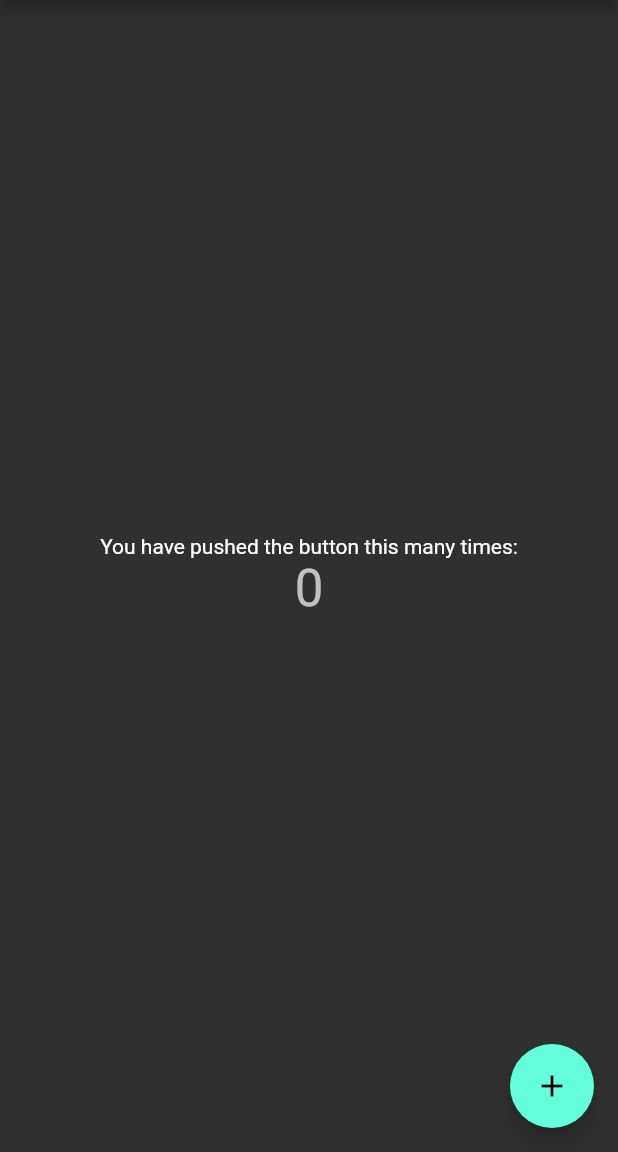
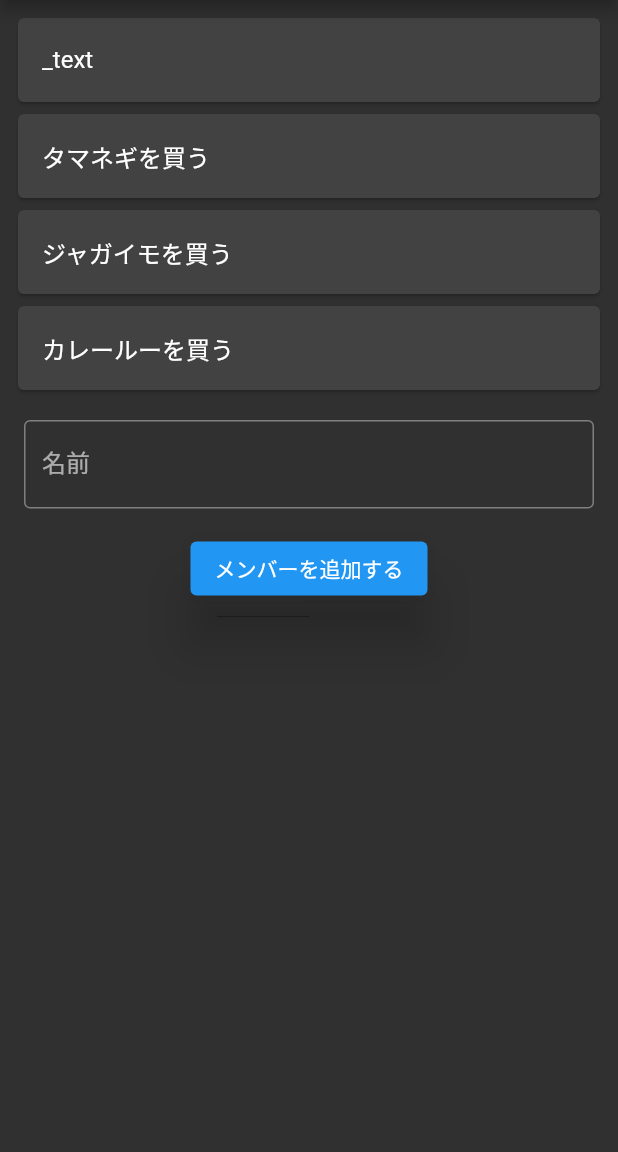
Before and after one commit to chiaki-62/ScoreCalculator, a Flutter app: the screen it shows after launch, on a phone screen of 412 x 824 dp, the part 84-1236 px from its top. Run offline on Flutter 3.47's test engine with Material 2 defaults, Android fonts, the phone set to English and light mode, and no system bars.

Commit message:
入力フォームの実装

```diff
--- a/lib/main.dart
+++ b/lib/main.dart
@@ -7,7 +7,6 @@ void main() {
 class MyApp extends StatelessWidget {
   const MyApp({super.key});
 
-  // This widget is the root of your application.
   @override
   Widget build(BuildContext context) {
     return MaterialApp(
@@ -22,15 +21,6 @@ class MyApp extends StatelessWidget {
 class MyHomePage extends StatefulWidget {
   const MyHomePage({super.key, required this.title});
 
-  // This widget is the home page of your application. It is stateful, meaning
-  // that it has a State object (defined below) that contains fields that affect
-  // how it looks.
-
-  // This class is the configuration for the state. It holds the values (in this
-  // case the title) provided by the parent (in this case the App widget) and
-  // used by the build method of the State. Fields in a Widget subclass are
-  // always marked "final".
-
   final String title;
 
   @override
@@ -38,68 +28,73 @@ class MyHomePage extends StatefulWidget {
 }
 
 class _MyHomePageState extends State<MyHomePage> {
-  int _counter = 0;
+  String _text = '';
 
-  void _incrementCounter() {
-    setState(() {
-      // This call to setState tells the Flutter framework that something has
-      // changed in this State, which causes it to rerun the build method below
-      // so that the display can reflect the updated values. If we changed
-      // _counter without calling setState(), then the build method would not be
-      // called again, and so nothing would appear to happen.
-      _counter++;
-    });
+  _addName(text) {
+    debugPrint(text);
   }
 
   @override
   Widget build(BuildContext context) {
-    // This method is rerun every time setState is called, for instance as done
-    // by the _incrementCounter method above.
-    //
-    // The Flutter framework has been optimized to make rerunning build methods
-    // fast, so that you can just rebuild anything that needs updating rather
-    // than having to individually change instances of widgets.
     return Scaffold(
       appBar: AppBar(
-        // Here we take the value from the MyHomePage object that was created by
-        // the App.build method, and use it to set our appbar title.
         title: Text(widget.title),
       ),
-      body: Center(
-        // Center is a layout widget. It takes a single child and positions it
-        // in the middle of the parent.
-        child: Column(
-          // Column is also a layout widget. It takes a list of children and
-          // arranges them vertically. By default, it sizes itself to fit its
-          // children horizontally, and tries to be as tall as its parent.
-          //
-          // Invoke "debug painting" (press "p" in the console, choose the
-          // "Toggle Debug Paint" action from the Flutter Inspector in Android
-          // Studio, or the "Toggle Debug Paint" command in Visual Studio Code)
-          // to see the wireframe for each widget.
-          //
-          // Column has various properties to control how it sizes itself and
-          // how it positions its children. Here we use mainAxisAlignment to
-          // center the children vertically; the main axis here is the vertical
-          // axis because Columns are vertical (the cross axis would be
-          // horizontal).
-          mainAxisAlignment: MainAxisAlignment.center,
-          children: <Widget>[
-            const Text(
-              'You have pushed the button this many times:',
+      body: Column(
+        children: <Widget>[
+          Container(
+            padding: const EdgeInsets.only(top:8,left:8,right:8),
+            child: Column(
+              children: const <Widget>[
+                Card(
+                  child: ListTile(
+                    title: Text('_text'),
+                  ),
+                ),
+                Card(
+                  child: ListTile(
+                    title: Text('タマネギを買う'),
+                  ),
+                ),
+                Card(
+                  child: ListTile(
+                    title: Text('ジャガイモを買う'),
+                  ),
+                ),
+                Card(
+                  child: ListTile(
+                    title: Text('カレールーを買う'),
+                  ),
+                ),
+              ],
             ),
-            Text(
-              '$_counter',
-              style: Theme.of(context).textTheme.headline4,
+          ),
+          Container(
+            padding: const EdgeInsets.only(top:16,left:16,right:16),
+            child : TextFormField(
+              onChanged: (value) {
+                _text = value;
+              },
+              decoration: const InputDecoration(
+                labelText: '名前',
+                border: OutlineInputBorder(),
+              ),
             ),
-          ],
-        ),
+          ),
+          Container(
+            padding: const EdgeInsets.all(16),
+            child : ElevatedButton(
+              onPressed: () {
+                _addName(_text);
+              },
+              style: ElevatedButton.styleFrom(
+                elevation: 16,
+              ),
+              child: const Text('メンバーを追加する'),
+            ),
+          ),
+        ],
       ),
-      floatingActionButton: FloatingActionButton(
-        onPressed: _incrementCounter,
-        tooltip: 'Increment',
-        child: const Icon(Icons.add),
-      ), // This trailing comma makes auto-formatting nicer for build methods.
     );
   }
 }
```
